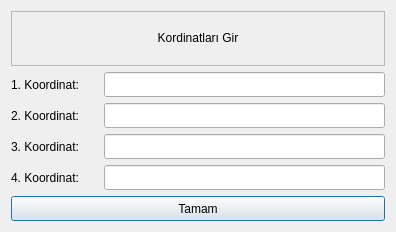
Before: the Qt Designer form projeGui(Qt Creator Ubuntu)/proje_gui/bolgeekle.ui in BurakAkten/Project-Group7, drawn with Qt 5.
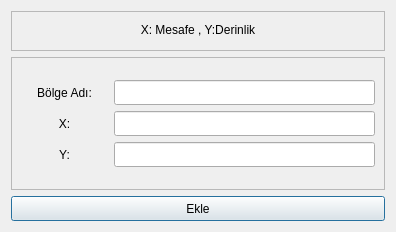
After: the same form once the commit is applied.

Patch:
```diff
--- a/projeGui(Qt Creator Ubuntu)/proje_gui/bolgeekle.ui
+++ b/projeGui(Qt Creator Ubuntu)/proje_gui/bolgeekle.ui
@@ -19,7 +19,7 @@
   <property name="windowTitle">
    <string>Dialog</string>
   </property>
-  <layout class="QGridLayout" name="gridLayout_2">
+  <layout class="QGridLayout" name="gridLayout_3">
    <item row="0" column="0">
     <layout class="QVBoxLayout" name="verticalLayout_3">
      <item>
@@ -30,6 +30,12 @@
          <height>37</height>
         </size>
        </property>
+       <property name="maximumSize">
+        <size>
+         <width>16777215</width>
+         <height>40</height>
+        </size>
+       </property>
        <property name="frameShape">
         <enum>QFrame::StyledPanel</enum>
        </property>
@@ -52,7 +58,7 @@
            </size>
           </property>
           <property name="text">
-           <string>&lt;html&gt;&lt;head/&gt;&lt;body&gt;&lt;p align=&quot;center&quot;&gt;Kordinatları Gir&lt;/p&gt;&lt;/body&gt;&lt;/html&gt;</string>
+           <string>&lt;html&gt;&lt;head/&gt;&lt;body&gt;&lt;p align=&quot;center&quot;&gt;X: Mesafe , Y:Derinlik&lt;/p&gt;&lt;/body&gt;&lt;/html&gt;</string>
           </property>
          </widget>
         </item>
@@ -60,6 +66,15 @@
       </widget>
      </item>
      <item>
+      <widget class="QFrame" name="frame_2">
+       <property name="frameShape">
+        <enum>QFrame::StyledPanel</enum>
+       </property>
+       <property name="frameShadow">
+        <enum>QFrame::Raised</enum>
+       </property>
+       <layout class="QGridLayout" name="gridLayout_2">
+        <item row="0" column="0">
       <layout class="QHBoxLayout" name="horizontalLayout">
        <item>
         <layout class="QVBoxLayout" name="verticalLayout">
@@ -72,24 +87,11 @@
             </size>
            </property>
            <property name="text">
-            <string>1. Koordinat:</string>
-           </property>
-           <property name="buddy">
-            <cstring>lineEdit</cstring>
-           </property>
-          </widget>
-         </item>
-         <item>
-          <widget class="QLabel" name="label_2">
-           <property name="minimumSize">
-            <size>
-             <width>87</width>
-             <height>25</height>
-            </size>
-           </property>
-           <property name="text">
-            <string>2. Koordinat:</string>
-           </property>
+               <string>Bölge Adı:</string>
+              </property>
+              <property name="alignment">
+               <set>Qt::AlignCenter</set>
+              </property>
            <property name="buddy">
             <cstring>lineEdit_2</cstring>
            </property>
@@ -104,8 +106,11 @@
             </size>
            </property>
            <property name="text">
-            <string>3. Koordinat:</string>
-           </property>
+               <string>X:</string>
+              </property>
+              <property name="alignment">
+               <set>Qt::AlignCenter</set>
+              </property>
            <property name="buddy">
             <cstring>lineEdit_3</cstring>
            </property>
@@ -120,8 +125,11 @@
             </size>
            </property>
            <property name="text">
-            <string>4. Koordinat:</string>
-           </property>
+               <string>Y:</string>
+              </property>
+              <property name="alignment">
+               <set>Qt::AlignCenter</set>
+              </property>
            <property name="buddy">
             <cstring>lineEdit_4</cstring>
            </property>
@@ -170,22 +178,12 @@
            </property>
           </widget>
          </item>
-         <item>
-          <widget class="QLineEdit" name="lineEdit_4">
-           <property name="minimumSize">
-            <size>
-             <width>142</width>
-             <height>25</height>
-            </size>
-           </property>
-           <property name="maxLength">
-            <number>15</number>
-           </property>
-          </widget>
+           </layout>
          </item>
         </layout>
        </item>
       </layout>
+      </widget>
      </item>
      <item>
       <widget class="QPushButton" name="pushButton">
@@ -196,7 +194,7 @@
         </size>
        </property>
        <property name="text">
-        <string>Tamam</string>
+        <string>Ekle</string>
        </property>
       </widget>
      </item>
```
Left out of the diff: 22 changed lines with no effect on the pictures. Lines whose indentation alone changed are shown as unchanged.
